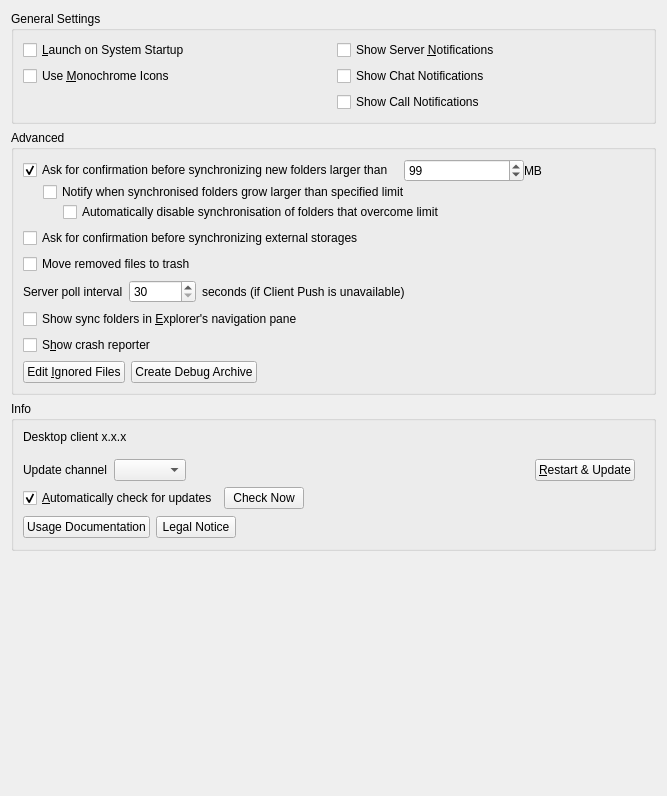
This is src/gui/generalsettings.ui in nextcloud/desktop as Qt 5 draws it before an edit. The edited form follows.
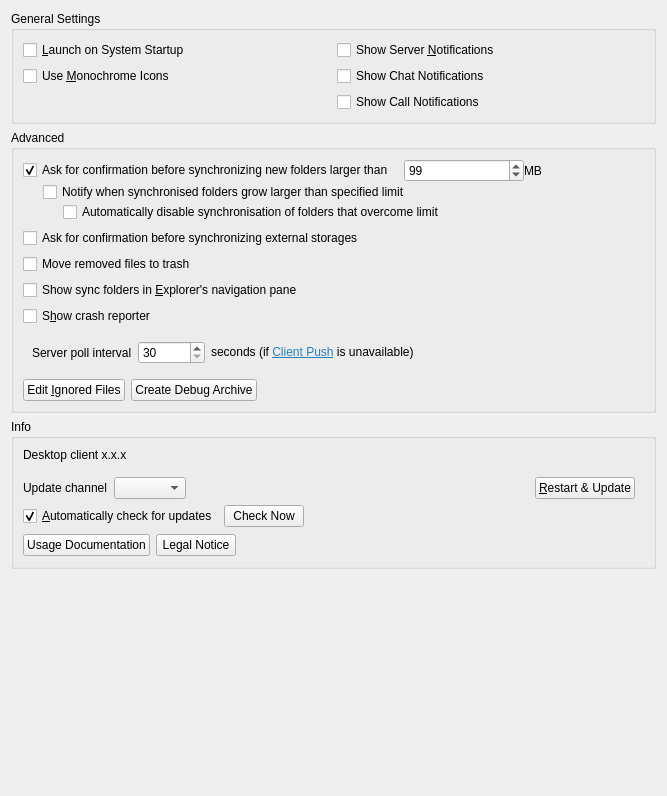
This is the edited form.

Commit message: Changed properties to designer file and hiding interval selector when notify push is available

The edit to the form file:
```diff
--- a/src/gui/generalsettings.ui
+++ b/src/gui/generalsettings.ui
@@ -198,6 +198,35 @@
        </layout>
       </item>
       <item>
+       <layout class="QHBoxLayout" name="horizontalLayout_10">
+        <item>
+         <widget class="QCheckBox" name="showInExplorerNavigationPaneCheckBox">
+          <property name="text">
+           <string>Show sync folders in &amp;Explorer's navigation pane</string>
+          </property>
+         </widget>
+        </item>
+       </layout>
+      </item>
+      <item>
+       <layout class="QHBoxLayout" name="horizontalLayout_9">
+        <item>
+         <widget class="QCheckBox" name="crashreporterCheckBox">
+          <property name="sizePolicy">
+           <sizepolicy hsizetype="MinimumExpanding" vsizetype="Fixed">
+            <horstretch>0</horstretch>
+            <verstretch>0</verstretch>
+           </sizepolicy>
+          </property>
+          <property name="text">
+           <string>S&amp;how crash reporter</string>
+          </property>
+         </widget>
+        </item>
+       </layout>
+      </item>
+      <item>
+       <widget class="QWidget" name="horizontalLayoutWidget_remotePollInterval">
        <layout class="QHBoxLayout" name="horizontalLayout_remotePollInterval">
         <item>
          <widget class="QLabel" name="remotePollIntervalLabel">
@@ -222,7 +251,16 @@
         <item>
          <widget class="QLabel" name="labelInterval">
           <property name="text">
-           <string extracomment="Trailing part of &quot;Server poll interval&quot; ">seconds (if Client Push is unavailable)</string>
+            <string>&lt;html&gt;&lt;head/&gt;&lt;body&gt;&lt;p&gt;seconds (if &lt;a href=&quot;https://github.com/nextcloud/notify_push&quot;&gt;&lt;span style=&quot; text-decoration: underline; color:#2980b9;&quot;&gt;Client Push&lt;/span&gt;&lt;/a&gt; is unavailable)&lt;/p&gt;&lt;/body&gt;&lt;/html&gt;</string>
+           </property>
+           <property name="textFormat">
+            <enum>Qt::TextFormat::RichText</enum>
+           </property>
+           <property name="openExternalLinks">
+            <bool>true</bool>
+           </property>
+           <property name="textInteractionFlags">
+            <set>Qt::TextInteractionFlag::TextBrowserInteraction</set>
           </property>
          </widget>
         </item>
@@ -240,34 +278,7 @@
          </spacer>
         </item>
        </layout>
-      </item>
-      <item>
-       <layout class="QHBoxLayout" name="horizontalLayout_10">
-        <item>
-         <widget class="QCheckBox" name="showInExplorerNavigationPaneCheckBox">
-          <property name="text">
-           <string>Show sync folders in &amp;Explorer's navigation pane</string>
-          </property>
-         </widget>
-        </item>
-       </layout>
-      </item>
-      <item>
-       <layout class="QHBoxLayout" name="horizontalLayout_9">
-        <item>
-         <widget class="QCheckBox" name="crashreporterCheckBox">
-          <property name="sizePolicy">
-           <sizepolicy hsizetype="MinimumExpanding" vsizetype="Fixed">
-            <horstretch>0</horstretch>
-            <verstretch>0</verstretch>
-           </sizepolicy>
-          </property>
-          <property name="text">
-           <string>S&amp;how crash reporter</string>
-          </property>
-         </widget>
-        </item>
-       </layout>
+       </widget>
       </item>
       <item>
        <layout class="QHBoxLayout" name="horizontalLayout_4">
```
Left out of the diff: 6 changed lines with no effect on the pictures. Lines whose indentation alone changed are shown as unchanged. The commit also changes 2 other files.
